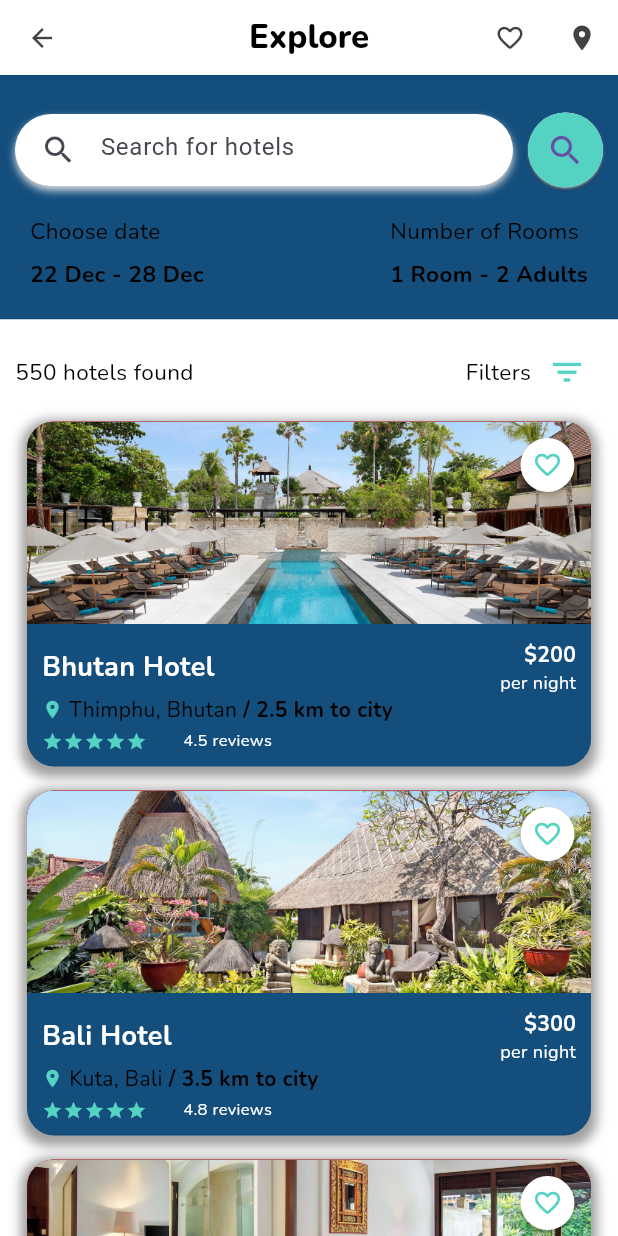
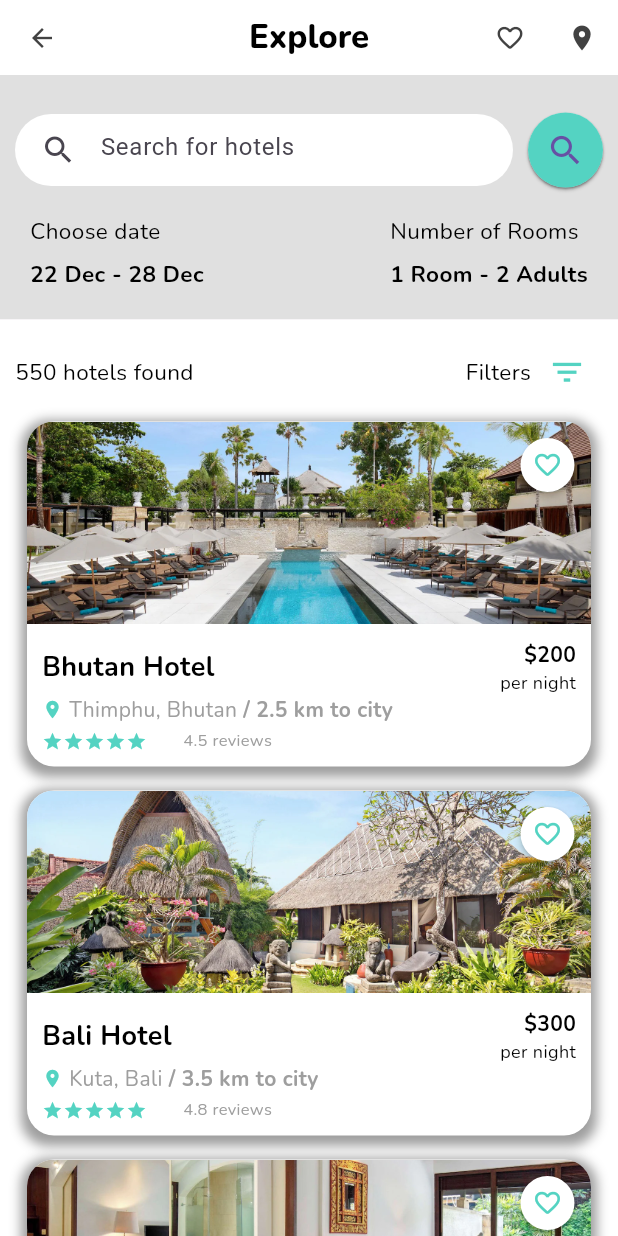
Before and after one commit to samiigll/flutterhotels, a Flutter app: the screen it shows after launch, on a phone screen of 412 x 824 dp. Run offline on Flutter 3.47's test engine with Material 3 defaults, Android fonts, the light colour scheme and no system bars; our stand-ins replace google_fonts.

Commit message:
Refactor hotel card image container UI and color

```diff
--- a/lib/main.dart
+++ b/lib/main.dart
@@ -94,7 +94,7 @@ class SearchSection extends StatelessWidget {
   @override
   Widget build(BuildContext context) {
     return Container(
-      color: const Color.fromARGB(255, 19, 78, 125),
+      color: Colors.grey.shade300,
       padding: const EdgeInsets.fromLTRB(10, 25, 10, 10),
       child: Column(
         children: [
@@ -320,7 +320,7 @@ class _HotelCardState extends State<HotelCard> {
       height: 230,
       width: double.infinity,
       decoration: BoxDecoration(
-        color: const Color.fromARGB(255, 19, 78, 125),
+        color: Colors.white,
         borderRadius: BorderRadius.circular(18),
         boxShadow: const [
           BoxShadow(
@@ -340,7 +340,6 @@ class _HotelCardState extends State<HotelCard> {
                 topLeft: Radius.circular(18),
                 topRight: Radius.circular(18),
               ),
-              color: Colors.red,
               image: DecorationImage(
                 image: AssetImage(widget.hotelData['picture']),
                 fit: BoxFit.cover,
@@ -374,7 +373,7 @@ class _HotelCardState extends State<HotelCard> {
                   widget.hotelData['title'],
                   style: GoogleFonts.nunito(
                     fontSize: 18,
-                    color: Colors.white,
+                    color: Colors.black,
                     fontWeight: FontWeight.bold,
                   ),
                 ),
@@ -385,7 +384,7 @@ class _HotelCardState extends State<HotelCard> {
                       '\$${widget.hotelData['price']}',
                       style: GoogleFonts.nunito(
                         fontSize: 14,
-                        color: Colors.white,
+                        color: Colors.black,
                         fontWeight: FontWeight.bold,
                       ),
                     ),
@@ -393,7 +392,7 @@ class _HotelCardState extends State<HotelCard> {
                       'per night',
                       style: GoogleFonts.nunito(
                         fontSize: 12,
-                        color: Colors.white,
+                        color: Colors.black,
                       ),
                     ),
                   ],
@@ -411,7 +410,7 @@ class _HotelCardState extends State<HotelCard> {
                   widget.hotelData['location'],
                   style: GoogleFonts.nunito(
                     fontSize: 14,
-                    color: Colors.black,
+                    color: Colors.grey,
                   ),
                 ),
                 const SizedBox(width: 4),
@@ -419,7 +418,7 @@ class _HotelCardState extends State<HotelCard> {
                   '/ ${widget.hotelData['distance']} km to city',
                   style: GoogleFonts.nunito(
                     fontSize: 14,
-                    color: Colors.black,
+                    color: Colors.grey,
                     fontWeight: FontWeight.bold,
                   ),
                 ),
@@ -453,7 +452,7 @@ class _HotelCardState extends State<HotelCard> {
                   '${widget.hotelData['reviews']} reviews',
                   style: GoogleFonts.nunito(
                     fontSize: 11,
-                    color: Colors.white,
+                    color: Colors.grey,
                   ),
                 ),
               ],
```
